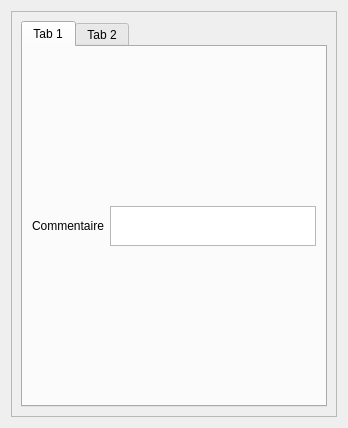
The window that Lamia/toolprepro/vnf/lamiavnf_infralineaire_tool_ui.ui (Artelia/Lamia) describes before a commit, drawn with Qt 5.
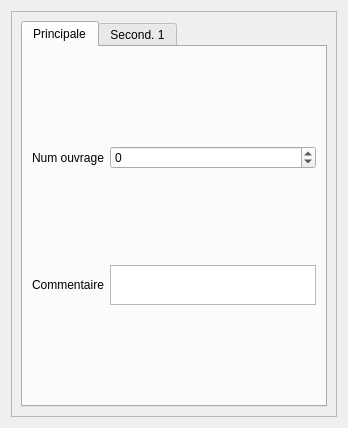
The same window after the commit.

```diff
--- a/Lamia/toolprepro/vnf/lamiavnf_infralineaire_tool_ui.ui
+++ b/Lamia/toolprepro/vnf/lamiavnf_infralineaire_tool_ui.ui
@@ -30,17 +30,17 @@
         </property>
         <widget class="QWidget" name="tab">
          <attribute name="title">
-          <string>Tab 1</string>
+          <string>Principale</string>
          </attribute>
          <layout class="QGridLayout" name="gridLayout">
-          <item row="0" column="0">
+          <item row="1" column="0">
            <widget class="QLabel" name="label_9">
             <property name="text">
              <string>Commentaire</string>
             </property>
            </widget>
           </item>
-          <item row="0" column="1">
+          <item row="1" column="1">
            <widget class="QTextBrowser" name="textBrowser_comm">
             <property name="maximumSize">
              <size>
@@ -53,11 +53,28 @@
             </property>
            </widget>
           </item>
+          <item row="0" column="0">
+           <widget class="QLabel" name="label_6">
+            <property name="text">
+             <string>Num ouvrage</string>
+            </property>
+           </widget>
+          </item>
+          <item row="0" column="1">
+           <widget class="QSpinBox" name="spinBox_num_ouvrage">
+            <property name="minimum">
+             <number>-1</number>
+            </property>
+            <property name="maximum">
+             <number>9999999</number>
+            </property>
+           </widget>
+          </item>
          </layout>
         </widget>
         <widget class="QWidget" name="tab_2">
          <attribute name="title">
-          <string>Tab 2</string>
+          <string>Second. 1</string>
          </attribute>
          <layout class="QGridLayout" name="gridLayout_2">
           <item row="1" column="1">
```
Left out of the diff: 24 changed lines with no effect on the pictures.
